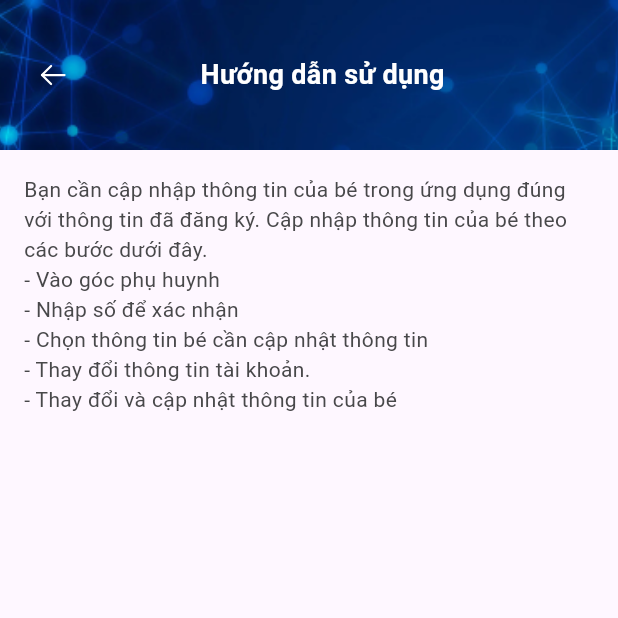
After one commit to huy2992002/demo_flutter, a Flutter app: the RsProductDetailPage screen opened directly with sample values from the repository, after a tap on "Xem hướng dẫn sử dụng", on a phone screen of 412 x 824 dp, the top half of it. The commit adds this screen. Run offline on Flutter 3.47's test engine with Material 2 defaults, Android fonts, the phone set to English and light mode, and no system bars; our stand-ins replace flutter_svg; accounts and stored records are empty.

Commit message:
new page product description

```diff
--- a/lib/main.dart
+++ b/lib/main.dart
@@ -1,5 +1,6 @@
 import 'package:flutter/material.dart';
-import 'pages/remote_sales/rs_product_page.dart';
+
+import 'pages/remote_sales/product/rs_product_page.dart';
 
 void main() {
   runApp(const MyApp());
--- a/lib/models/rs_product_model.dart
+++ b/lib/models/rs_product_model.dart
@@ -10,6 +10,7 @@ class RsProductModel {
   int? sole;
   bool? isSave;
   RsProductDetailModel? detail;
+
 
   RsProductModel();
 }
@@ -25,6 +26,9 @@ List<RsProductModel> rsProducts = [
     ..sole = 12
     ..isSave = true
     ..detail = rsProductDetails[0],
+
+
+
   RsProductModel()
     ..id = '2'
     ..name = 'Học toán cùng cây thước Bkids'
--- /dev/null
+++ b/lib/models/rs_product_user_manual_model.dart
@@ -0,0 +1,17 @@
+class RsProductUserManualModel {
+  String? text;
+  List<String>? steps;
+
+  RsProductUserManualModel();
+}
+
+RsProductUserManualModel rsPUserManual = RsProductUserManualModel()
+  ..text =
+      "Bạn cần cập nhập thông tin của bé trong ứng dụng đúng với thông tin đã đăng ký. Cập nhập thông tin của bé theo các bước dưới đây."
+  ..steps = [
+    'Vào góc phụ huynh',
+    'Nhập số để xác nhận',
+    'Chọn thông tin bé cần cập nhật thông tin',
+    'Thay đổi thông tin tài khoản.',
+    'Thay đổi và cập nhật thông tin của bé',
+  ];
--- a/lib/pages/remote_sales/rs_product_detail_page.dart
+++ b/lib/pages/remote_sales/product/rs_product_detail_page.dart
@@ -1,9 +1,14 @@
 import 'package:carousel_slider/carousel_slider.dart';
 import 'package:demo_flutter/components/hi_boss_app_bar.dart';
+import 'package:demo_flutter/models/rs_product_description_model.dart';
+import 'package:demo_flutter/models/rs_product_user_manual_model.dart';
+import 'package:demo_flutter/pages/remote_sales/product/rs_product_description_page.dart';
 import 'package:demo_flutter/utils/extensions/app_extension.dart';
 import 'package:flutter/material.dart';
 import 'package:flutter_svg/flutter_svg.dart';
-import '../../models/rs_product_model.dart';
+
+import '../../../models/rs_product_model.dart';
+import 'rs_product_user_manual_page.dart';
 
 class RsProductDetailPage extends StatefulWidget {
   const RsProductDetailPage({
@@ -169,7 +174,21 @@ class _RsProductDetailPageState extends State<RsProductDetailPage> {
               padding: const EdgeInsets.all(16.0),
               child: Column(
                 children: [
-                  _viewDetail('Xem mô tả sản phẩm'),
+                  _viewDetail(
+                      onPressed: () {
+                        Navigator.push(
+                          context,
+                          MaterialPageRoute(
+                            builder: (context) => RsProductDescriptionPage(
+                              productName: widget.rsProduct.name ?? '',
+                              productDescription:
+                                  widget.rsProduct.detail?.description ??
+                                      rsPDescription,
+                            ),
+                          ),
+                        );
+                      },
+                      text: 'Xem mô tả sản phẩm'),
                   const SizedBox(height: 12.0),
                   Row(
                     children: [
@@ -205,7 +224,19 @@ class _RsProductDetailPageState extends State<RsProductDetailPage> {
                     ],
                   ),
                   const SizedBox(height: 12.0),
-                  _viewDetail('Xem hướng dẫn sử dụng'),
+                  _viewDetail(
+                      onPressed: () {
+                        Navigator.push(
+                            context,
+                            MaterialPageRoute(
+                              builder: (context) => PsProductUserManualPage(
+                                userManual:
+                                    widget.rsProduct.detail?.userManual ??
+                                        rsPUserManual,
+                              ),
+                            ));
+                      },
+                      text: 'Xem hướng dẫn sử dụng'),
                 ],
               ),
             ),
@@ -249,14 +280,14 @@ class _RsProductDetailPageState extends State<RsProductDetailPage> {
                             ),
                             _buildEnterprise(
                               title: 'Website:',
-                              infomation:
-                                  widget.rsProduct.detail?.enterprise?.website ??
+                              infomation: widget
+                                      .rsProduct.detail?.enterprise?.website ??
                                   '',
                             ),
                             _buildEnterprise(
                               title: 'Địa chỉ:',
-                              infomation:
-                                  widget.rsProduct.detail?.enterprise?.address ??
+                              infomation: widget
+                                      .rsProduct.detail?.enterprise?.address ??
                                   '',
                             )
                           ],
@@ -273,7 +304,7 @@ class _RsProductDetailPageState extends State<RsProductDetailPage> {
     );
   }
 
-  Row _buildEnterprise({required String title, required String infomation}) {
+  Widget _buildEnterprise({required String title, required String infomation}) {
     return Row(
       crossAxisAlignment: CrossAxisAlignment.start,
       children: [
@@ -325,8 +356,10 @@ class _RsProductDetailPageState extends State<RsProductDetailPage> {
     );
   }
 
-  Row _viewDetail(String text) {
-    return Row(
+  Widget _viewDetail({Function()? onPressed, required String text}) {
+    return GestureDetector(
+      onTap: onPressed,
+      child: Row(
         children: [
           Text(
             text,
@@ -339,6 +372,7 @@ class _RsProductDetailPageState extends State<RsProductDetailPage> {
           const SizedBox(width: 4.0),
           SvgPicture.asset('assets/icons/ic_expand_more.svg')
         ],
+      ),
     );
   }
 }
--- a/lib/pages/remote_sales/rs_product_page.dart
+++ b/lib/pages/remote_sales/product/rs_product_page.dart
@@ -1,9 +1,8 @@
 import 'package:demo_flutter/models/rs_product_model.dart';
-import 'package:demo_flutter/pages/remote_sales/rs_product_detail_page.dart';
 import 'package:flutter/material.dart';
 import 'package:flutter_svg/flutter_svg.dart';
-
-import '../../components/hi_boss_app_bar.dart';
+import '../../../components/hi_boss_app_bar.dart';
+import 'rs_product_detail_page.dart';
 import 'widget/rs_product_item.dart';
 
 class RsProductPage extends StatefulWidget {
--- /dev/null
+++ b/lib/pages/remote_sales/product/rs_product_user_manual_page.dart
@@ -0,0 +1,40 @@
+import 'package:demo_flutter/components/hi_boss_app_bar.dart';
+import 'package:demo_flutter/models/rs_product_user_manual_model.dart';
+import 'package:demo_flutter/resources/app_style.dart';
+import 'package:flutter/material.dart';
+
+class PsProductUserManualPage extends StatelessWidget {
+  const PsProductUserManualPage({
+    super.key,
+    required this.userManual,
+  });
+
+  final RsProductUserManualModel userManual;
+
+  @override
+  Widget build(BuildContext context) {
+    return Scaffold(
+      appBar: HiBossAppBar(
+        leftPressed: () => Navigator.pop(context),
+        leftIcon: 'assets/icons/ic_back.svg',
+        title: 'Hướng dẫn sử dụng',
+      ),
+      body: ListView(
+        padding: EdgeInsets.all(16.0),
+        children: [
+          Text(
+            userManual.text ?? '',
+            style: AppStyle.h14w400,
+          ),
+          ...List.generate(
+            userManual.steps?.length ?? 0,
+            (index) => Text(
+              '- ${userManual.steps?[index]}',
+              style: AppStyle.h14w400,
+            ),
+          ),
+        ],
+      ),
+    );
+  }
+}
--- /dev/null
+++ b/lib/resources/app_color.dart
@@ -0,0 +1,8 @@
+import 'package:flutter/material.dart';
+
+class AppColor {
+  AppColor._();
+  static const Color h48484A = Color(0xFF48484A);
+  static const Color h3A3A3C = Color(0xFF3A3A3C);
+
+}
--- /dev/null
+++ b/lib/resources/app_style.dart
@@ -0,0 +1,18 @@
+import 'package:flutter/material.dart';
+import 'app_color.dart';
+
+class AppStyle {
+  AppStyle._();
+
+  static const h14w400 = TextStyle(
+    color: AppColor.h48484A,
+    fontSize: 14.0,
+    fontWeight: FontWeight.w400,
+  );
+
+  static const h14w700 = TextStyle(
+    color: AppColor.h3A3A3C,
+    fontSize: 14.0,
+    fontWeight: FontWeight.w700,
+  );
+}
```
Also changed, not shown: lib/models/rs_product_description_model.dart (added, +31 -0 lines), lib/models/rs_product_detail_model.dart (+23 -6 lines), lib/pages/remote_sales/product/rs_product_description_page.dart (added, +87 -0 lines), assets/icons/ic_solar_copy.svg (added), lib/pages/remote_sales/product/widget/rs_product_item.dart (renamed from lib/pages/remote_sales/widget/rs_product_item.dart). Lines whose indentation alone changed are shown as unchanged.
